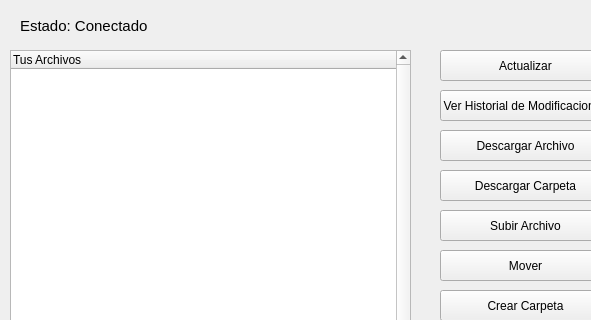
Qt form Tareas/T07/main.ui (javierlopeza/IIC2233-2015-2) before a commit; both pictures show x 0 to 591 and y 0 to 320 of the 1101 by 711 pixel window.
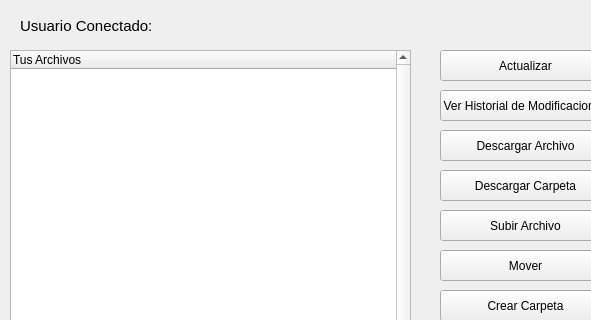
The same form after that commit.

Diff of the .ui file:
```diff
--- a/Tareas/T07/main.ui
+++ b/Tareas/T07/main.ui
@@ -91,7 +91,7 @@
     </font>
    </property>
    <property name="text">
-    <string>Estado: Conectado</string>
+    <string>Usuario Conectado: </string>
    </property>
   </widget>
   <widget class="QLabel" name="HistorialLabel">
```
